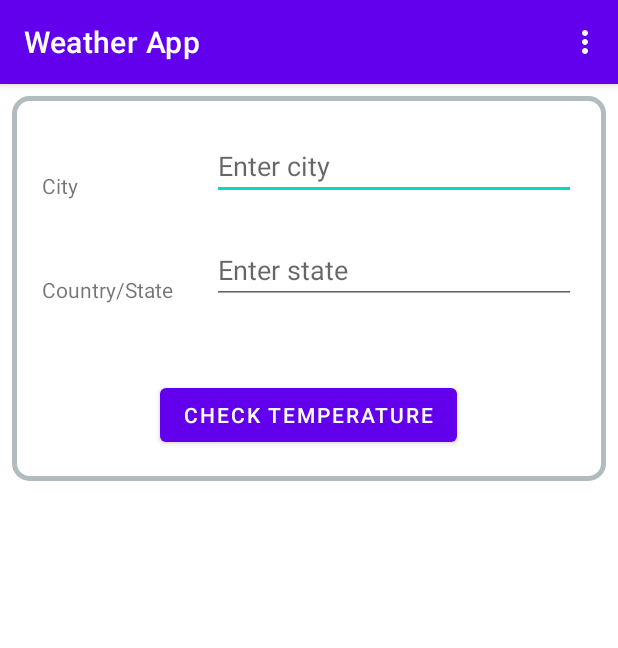
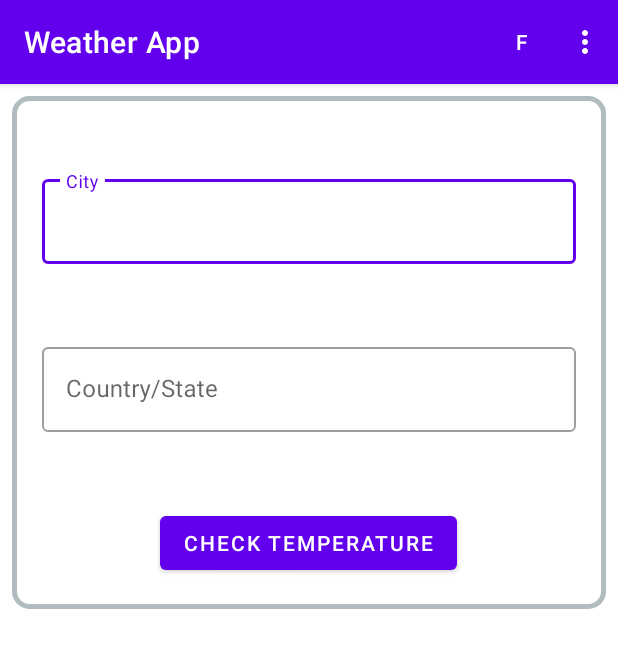
Before and after one commit to VincentDC123/Weather-App, an Android app: the screen it shows after launch (MainActivity), on a phone screen of 412 x 824 dp. Shown: the top 648 px of the screen. Run offline under Robolectric (Android 15) with nearby library versions, the phone set to English and light mode, and no system bars; our stand-ins replace Picasso; pictures from the network do not load; 1 statement that could not run was skipped.

Commit message:
Added F <-> C Remade City and Country/State Text and Edit

```diff
--- a/app/build.gradle
+++ b/app/build.gradle
@@ -14,6 +14,11 @@ android {
         versionName "1.0"
 
         testInstrumentationRunner "androidx.test.runner.AndroidJUnitRunner"
+
+        Properties properties = new Properties();
+        properties.load(project.rootProject.file("local.properties").newDataInputStream())
+
+        buildConfigField "String", "OpenWeatherMap_API_KEY", "\"${properties.getProperty("OpenWeatherMap_API_KEY")}\""
     }
 
     buildTypes {
--- a/app/src/main/res/layout/activity_main.xml
+++ b/app/src/main/res/layout/activity_main.xml
@@ -12,52 +12,50 @@
         android:background="@drawable/background"
         android:visibility="visible">
 
-        <TextView
+        <com.google.android.material.textfield.TextInputLayout
             android:id="@+id/label_city"
-            android:layout_width="wrap_content"
+            android:layout_width="match_parent"
             android:layout_height="wrap_content"
             android:layout_marginTop="50dp"
             android:layout_marginLeft="20dp"
-            android:text="@string/label_city" />
+            android:layout_marginRight="20dp"
+            android:hint="City"
+            style="@style/Widget.MaterialComponents.TextInputLayout.OutlinedBox">
 
-        <EditText
-            android:id="@+id/data_city"
-            android:layout_width="wrap_content"
-            android:layout_height="wrap_content"
-            android:layout_alignStart="@+id/data_country"
-            android:layout_alignBottom="@+id/label_city"
-            android:layout_alignParentEnd="true"
-            android:layout_marginEnd="20dp"
-            android:layout_toEndOf="@+id/label_city"
-            android:hint="@string/cityName"
-            android:inputType="text" />
+            <com.google.android.material.textfield.TextInputEditText
+                android:id="@+id/data_city"
+                android:layout_width="match_parent"
+                android:layout_height="wrap_content"
+                android:maxLength="33"
+                android:digits="abcdefghijklmnopqrstuvwxyzABCDEFGHIJKLMNOPQRSTUVWXYZ"/>
 
-        <TextView
+        </com.google.android.material.textfield.TextInputLayout>
+
+        <com.google.android.material.textfield.TextInputLayout
             android:id="@+id/label_country"
-            android:layout_width="wrap_content"
+            android:layout_width="match_parent"
             android:layout_height="wrap_content"
             android:layout_below="@+id/label_city"
             android:layout_marginTop="50dp"
             android:layout_marginLeft="20dp"
-            android:text="@string/label_country" />
+            android:layout_marginRight="20dp"
+            android:hint="Country/State"
+            style="@style/Widget.MaterialComponents.TextInputLayout.OutlinedBox">
 
-        <EditText
-            android:id="@+id/data_country"
-            android:layout_width="wrap_content"
-            android:layout_height="wrap_content"
-            android:layout_alignBottom="@+id/label_country"
-            android:layout_alignParentEnd="true"
-            android:layout_marginStart="25dp"
-            android:layout_marginEnd="20dp"
-            android:layout_toEndOf="@+id/label_country"
-            android:hint="@string/stateName"
-            android:inputType="text" />
+            <com.google.android.material.textfield.TextInputEditText
+                android:id="@+id/data_country"
+                android:layout_width="match_parent"
+                android:layout_height="wrap_content"
+                android:maxLength="33"
+                android:digits="abcdefghijklmnopqrstuvwxyzABCDEFGHIJKLMNOPQRSTUVWXYZ"/>
+
+        </com.google.android.material.textfield.TextInputLayout>
 
         <Button
             android:id="@+id/checkTemp"
             android:layout_width="wrap_content"
             android:layout_height="wrap_content"
-            android:layout_below="@+id/data_country"
+            android:layout_below="@+id/label_country"
             android:layout_centerHorizontal="true"
             android:layout_marginTop="50dp"
             android:layout_marginBottom="20dp"
--- a/app/src/main/res/menu/menu_main.xml
+++ b/app/src/main/res/menu/menu_main.xml
@@ -2,6 +2,14 @@
 <menu xmlns:android="http://schemas.android.com/apk/res/android"
     xmlns:app="http://schemas.android.com/apk/res-auto"
     xmlns:tools="http://schemas.android.com/tools">
+
+    <item
+        android:id="@+id/FC"
+        android:title="F"
+        app:showAsAction="ifRoom">
+
+    </item>
+
     <item
         android:id="@+id/main_activity"
         android:title="Current Weather"
@@ -11,5 +19,4 @@
         android:id="@+id/forecast_activity"
         android:title="7 Day Forecast"
         app:showAsAction="collapseActionView" />
-
 </menu>
```
Also changed, not shown: app/src/main/java/com/example/webservices/MainActivity.java (+35 -2 lines), app/src/main/res/drawable/border.xml (added, +7 -0 lines).
